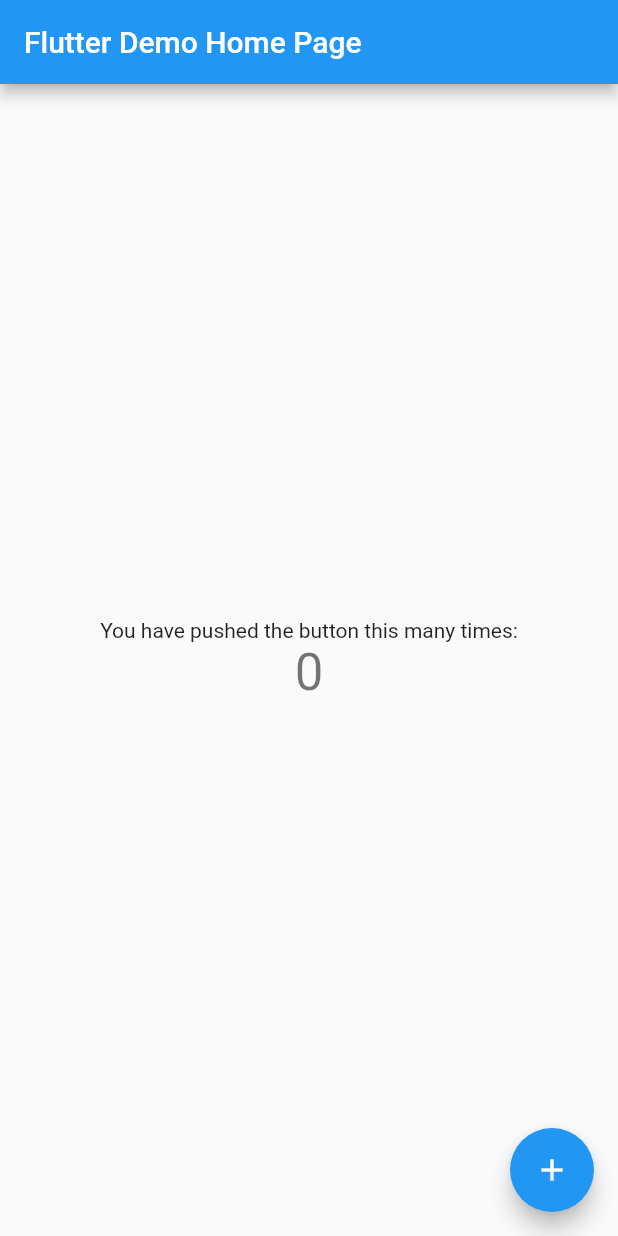
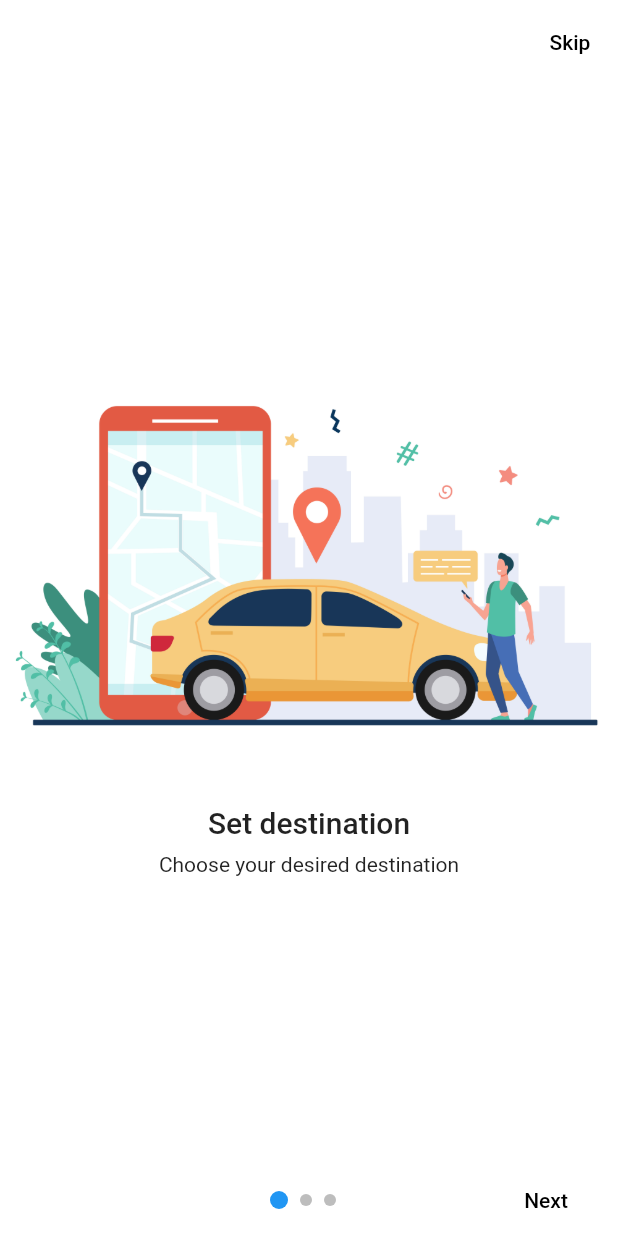
Before and after one commit to Dev-Adnani/Rental-App-Flutter, a Flutter app: the screen it shows after launch, on a phone screen of 412 x 824 dp. Run offline on Flutter 3.47's test engine with Material 2 defaults, Android fonts, the light colour scheme and no system bars.

Commit message:
added onboarding screen

```diff
--- a/analysis_options.yaml
+++ b/analysis_options.yaml
@@ -22,6 +22,7 @@
   # `// ignore_for_file: name_of_lint` syntax on the line or in the file
   # producing the lint.
   rules:
+    unnecessary_new: false
     # avoid_print: false  # Uncomment to disable the `avoid_print` rule
     # prefer_single_quotes: true  # Uncomment to enable the `prefer_single_quotes` rule
 
--- /dev/null
+++ b/lib/core/models/onboarding_model.dart
@@ -0,0 +1,50 @@
+// ignore_for_file: public_member_api_docs, sort_constructors_first
+import 'dart:convert';
+
+class OnboardingModel {
+  final String title;
+  final String description;
+  final String image;
+  OnboardingModel({
+    required this.title,
+    required this.description,
+    required this.image,
+  });
+
+  OnboardingModel copyWith({
+    String? title,
+    String? description,
+    String? image,
+  }) {
+    return OnboardingModel(
+      title: title ?? this.title,
+      description: description ?? this.description,
+      image: image ?? this.image,
+    );
+  }
+
+  Map<String, dynamic> toMap() {
+    return <String, dynamic>{
+      'title': title,
+      'description': description,
+      'image': image,
+    };
+  }
+
+  factory OnboardingModel.fromMap(Map<String, dynamic> map) {
+    return OnboardingModel(
+      title: map['title'] as String,
+      description: map['description'] as String,
+      image: map['image'] as String,
+    );
+  }
+
+  String toJson() => json.encode(toMap());
+
+  factory OnboardingModel.fromJson(String source) =>
+      OnboardingModel.fromMap(json.decode(source) as Map<String, dynamic>);
+
+  @override
+  String toString() =>
+      'OnboardingModel(title: $title, description: $description, image: $image)';
+}
--- a/lib/main.dart
+++ b/lib/main.dart
@@ -1,4 +1,5 @@
 import 'package:flutter/material.dart';
+import 'package:rental/presentation/screens/onboardingScreen/onboarding_screen.dart';
 
 void main() {
   runApp(const MyApp());
@@ -12,6 +13,7 @@
   Widget build(BuildContext context) {
     return MaterialApp(
       title: 'Flutter Demo',
+      debugShowCheckedModeBanner: false,
       theme: ThemeData(
         // This is the theme of your application.
         //
@@ -24,7 +26,8 @@
         // is not restarted.
         primarySwatch: Colors.blue,
       ),
-      home: const MyHomePage(title: 'Flutter Demo Home Page'),
+      // home: const MyHomePage(title: 'Flutter Demo Home Page'),
+      home: const OnboardingScreen(),
     );
   }
 }
--- /dev/null
+++ b/lib/presentation/screens/onboardingScreen/onboarding_screen.dart
@@ -0,0 +1,99 @@
+import 'package:flutter/material.dart';
+import 'package:rental/core/models/onboarding_model.dart';
+import 'package:rental/presentation/screens/onboardingScreen/widgets/bottom_slider.dart';
+
+class OnboardingScreen extends StatefulWidget {
+  const OnboardingScreen({Key? key}) : super(key: key);
+
+  @override
+  State<OnboardingScreen> createState() => _OnboardingScreenState();
+}
+
+class _OnboardingScreenState extends State<OnboardingScreen> {
+  final _totalSlides = 3;
+  int _currentIndex = 0;
+  final List<OnboardingModel> _onboardingLayouts = [];
+  final PageController _pageController = PageController();
+  @override
+  void initState() {
+    _onboardingLayouts.addAll(_getOnboardingLayouts());
+    super.initState();
+  }
+
+  @override
+  Widget build(BuildContext context) {
+    return Scaffold(
+      backgroundColor: Colors.white,
+      appBar: new AppBar(
+        backgroundColor: Colors.white,
+        elevation: 0,
+        actions: [
+          new TextButton(
+              onPressed: () {
+                debugPrint("Onboarding skipped..");
+              },
+              child: const Text("Skip", style: TextStyle(color: Colors.black)))
+        ],
+      ),
+      body: new SafeArea(
+        child: PageView.builder(
+          controller: _pageController,
+          itemCount: _totalSlides,
+          onPageChanged: (value) {
+            setState(() => _currentIndex = value);
+          },
+          itemBuilder: (context, index) {
+            return new OnboardingLayout(
+                onboardingModel: _onboardingLayouts[index]);
+          },
+        ),
+      ),
+      bottomNavigationBar: new BottomSlider(
+        index: _currentIndex,
+        totalIndex: _totalSlides,
+        onComplete: () {
+          debugPrint("Onboarding completed..");
+        },
+        onNext: () => _pageController.animateToPage(_currentIndex + 1,
+            duration: const Duration(milliseconds: 800), curve: Curves.ease),
+        onPrev: () => _pageController.animateToPage(_currentIndex - 1,
+            duration: const Duration(milliseconds: 800), curve: Curves.ease),
+      ),
+    );
+  }
+
+  _getOnboardingLayouts() {
+    final List<OnboardingModel> list = [];
+    list.add(new OnboardingModel(
+        title: "Set destination",
+        description: "Choose your desired destination",
+        image: ""));
+    list.add(new OnboardingModel(
+        title: "Request a Ride",
+        description: "Request a car type matching your lifestyle",
+        image: ""));
+    list.add(new OnboardingModel(
+        title: "Finish Ride",
+        description: "Rate your driver and live a tip if you like",
+        image: ""));
+    return list;
+  }
+}
+
+class OnboardingLayout extends StatelessWidget {
+  final OnboardingModel onboardingModel;
+  const OnboardingLayout({super.key, required this.onboardingModel});
+
+  @override
+  Widget build(BuildContext context) {
+    return Column(mainAxisAlignment: MainAxisAlignment.center, children: [
+      new Image.asset("assets/images/onboarding1.jpg"),
+      const SizedBox(height: 32),
+      new Text(onboardingModel.title,
+          style: Theme.of(context).textTheme.titleLarge),
+      const SizedBox(height: 8),
+      new Text(onboardingModel.description,
+          style: Theme.of(context).textTheme.bodyMedium),
+    ]);
+  }
+}
--- /dev/null
+++ b/lib/presentation/screens/onboardingScreen/widgets/bottom_slider.dart
@@ -0,0 +1,57 @@
+import 'package:flutter/material.dart';
+
+class BottomSlider extends StatelessWidget {
+  final int index;
+  final int totalIndex;
+  final VoidCallback? onNext;
+  final VoidCallback? onPrev;
+  final VoidCallback? onComplete;
+  const BottomSlider(
+      {Key? key,
+      required this.index,
+      required this.totalIndex,
+      this.onNext,
+      this.onPrev,
+      this.onComplete})
+      : super(key: key);
+
+  @override
+  Widget build(BuildContext context) {
+    return Container(
+      padding: const EdgeInsets.symmetric(horizontal: 16),
+      child: new Row(
+          mainAxisSize: MainAxisSize.min,
+          mainAxisAlignment: MainAxisAlignment.spaceBetween,
+          children: [
+            _getTextButton(
+                index == 0 ? "" : "Prev", index == 0 ? null : onPrev),
+            _getDottedLayout(),
+            _getTextButton(index == totalIndex - 1 ? "Get started" : "Next",
+                index == totalIndex - 1 ? onComplete : onNext)
+          ]),
+    );
+  }
+
+  Widget _getDottedLayout() {
+    return new Row(
+      children: [for (int i = 0; i < totalIndex; i++) _getDot(i)],
+    );
+  }
+
+  Widget _getDot(int i) {
+    final double size = index == i ? 12 : 8;
+    final color = index == i ? Colors.blue : Colors.black26;
+    return new Container(
+      margin: const EdgeInsets.only(right: 8),
+      height: size,
+      width: size,
+      decoration: new BoxDecoration(shape: BoxShape.circle, color: color),
+    );
+  }
+
+  Widget _getTextButton(String text, VoidCallback? onTap) {
+    return new TextButton(
+        onPressed: onTap,
+        child: new Text(text, style: const TextStyle(color: Colors.black)));
+  }
+}
--- a/pubspec.yaml
+++ b/pubspec.yaml
@@ -60,8 +60,8 @@
   uses-material-design: true
 
   # To add assets to your application, add an assets section, like this:
-  # assets:
-  #   - images/a_dot_burr.jpeg
+  assets:
+    - assets/images/
   #   - images/a_dot_ham.jpeg
 
   # An image asset can refer to one or more resolution-specific "variants", see
```
Also changed, not shown: assets/images/onboarding1.jpg (added).
